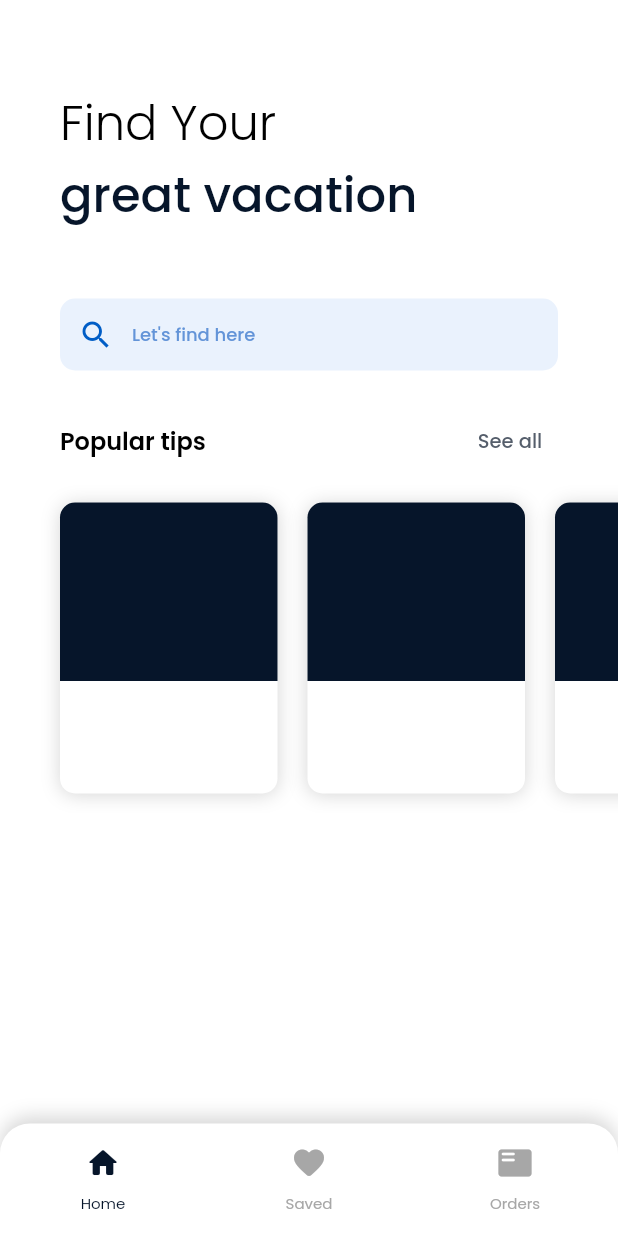
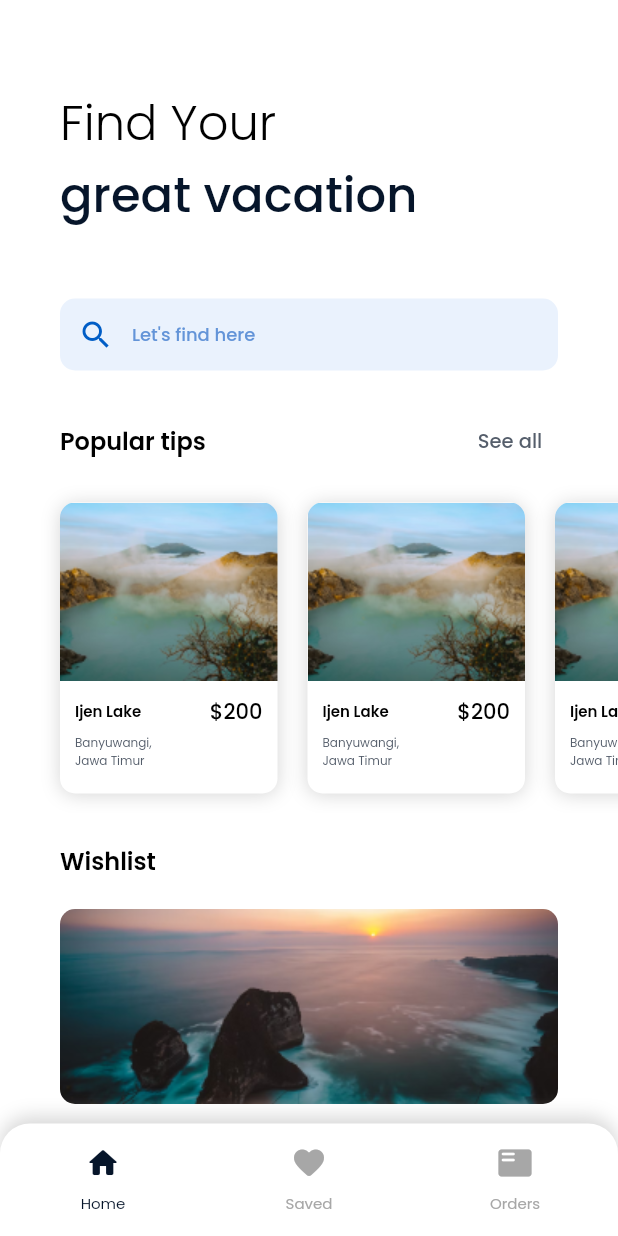
Before and after one commit to irvanalfaridzi/travel-app, a Flutter app: the screen it shows after launch, on a phone screen of 412 x 824 dp. Run offline on Flutter 3.47's test engine with Material 2 defaults, Android fonts, the phone set to English and light mode, and no system bars; our stand-ins replace google_fonts.

Commit message:
added wishlist item and image in popular tips

```diff
--- a/lib/ui/pages/home_page.dart
+++ b/lib/ui/pages/home_page.dart
@@ -29,6 +29,7 @@ class HomePage extends StatelessWidget {
           mainAxisAlignment: MainAxisAlignment.spaceAround,
           crossAxisAlignment: CrossAxisAlignment.center,
           children: [
+            // TODO: make a logic to change the page with setstate
             NavBarButtonItem(
               iconButton: Icons.home_rounded,
               textButton: "Home",
@@ -133,6 +134,7 @@ class HomePage extends StatelessWidget {
                 ),
               ),
               const SizedBox(height: 4),
+              // TODO: create dummy data for popular tips
               SizedBox(
                 width: MediaQuery.of(context).size.width,
                 height: 220,
@@ -142,47 +144,28 @@ class HomePage extends StatelessWidget {
                     scrollDirection: Axis.horizontal,
                     padding:
                         const EdgeInsets.only(left: 40, top: 13, bottom: 13),
-                    itemBuilder: (context, index) => Padding(
-                      padding: const EdgeInsets.only(right: 20),
-                      child: InkWell(
-                        onTap: () {
-                          // TODO: add navigation to detail vacation item
-                        },
-                        child: Container(
-                          width: 145,
-                          height: 194,
-                          decoration: BoxDecoration(
-                            borderRadius: BorderRadius.circular(10),
-                            color: AppColor.whiteColor,
-                            boxShadow: const [
-                              BoxShadow(
-                                blurRadius: 10,
-                                spreadRadius: 0,
-                                color: AppColor.shadowColor,
-                                offset: Offset(0, 1),
-                              )
-                            ],
-                          ),
-                          child: Column(
-                            children: [
-                              Container(
-                                height: 119,
-                                decoration: const BoxDecoration(
-                                  borderRadius: BorderRadius.only(
-                                    topLeft: Radius.circular(10),
-                                    topRight: Radius.circular(10),
-                                  ),
-                                  color: AppColor.darkBlueColor,
-                                ),
-                              )
-                            ],
-                          ),
-                        ),
-                      ),
-                    ),
+                    itemBuilder: (context, index) => const PopularCard(),
                   ),
                 ),
-              )
+              ),
+              const SizedBox(height: 20),
+              Padding(
+                padding: const EdgeInsets.only(left: 40.0, bottom: 20),
+                child: Text(
+                  "Wishlist",
+                  style: GoogleFonts.poppins(
+                    fontSize: 16,
+                    fontWeight: FontWeight.w600,
+                    color: AppColor.blackColor,
+                  ),
+                ),
+              ),
+              // TODO: create dummy data for wishlist
+              ...List.generate(
+                2,
+                (index) => const WishlistItem(),
+              ),
+              const SizedBox(height: 50),
             ],
           ),
         ),
--- /dev/null
+++ b/lib/ui/widgets/popular_card.dart
@@ -0,0 +1,91 @@
+part of 'widgets.dart';
+
+class PopularCard extends StatelessWidget {
+  const PopularCard({super.key});
+
+  @override
+  Widget build(BuildContext context) {
+    return Padding(
+      padding: const EdgeInsets.only(right: 20),
+      child: InkWell(
+        onTap: () {
+          // TODO: add navigation to detail vacation item
+        },
+        child: Container(
+          width: 145,
+          height: 194,
+          decoration: BoxDecoration(
+            borderRadius: BorderRadius.circular(10),
+            color: AppColor.whiteColor,
+            boxShadow: const [
+              BoxShadow(
+                blurRadius: 10,
+                spreadRadius: 0,
+                color: AppColor.shadowColor,
+                offset: Offset(0, 1),
+              )
+            ],
+          ),
+          child: Column(
+            crossAxisAlignment: CrossAxisAlignment.start,
+            children: [
+              Container(
+                height: 119,
+                decoration: const BoxDecoration(
+                  borderRadius: BorderRadius.only(
+                    topLeft: Radius.circular(10),
+                    topRight: Radius.circular(10),
+                  ),
+                  image: DecorationImage(
+                    image: AssetImage(
+                      "assets/images/vacation-1.png",
+                    ),
+                  ),
+                ),
+              ),
+              Padding(
+                padding: const EdgeInsets.only(left: 10.0, top: 10, right: 10),
+                child: Row(
+                  children: [
+                    Expanded(
+                      child: Padding(
+                        padding: const EdgeInsets.only(right: 8.0),
+                        child: Text(
+                          "Ijen Lake",
+                          style: GoogleFonts.poppins(
+                            fontSize: 10,
+                            fontWeight: FontWeight.w600,
+                            color: AppColor.blackColor,
+                          ),
+                        ),
+                      ),
+                    ),
+                    Text(
+                      "\$200",
+                      style: GoogleFonts.poppins(
+                        fontSize: 14,
+                        fontWeight: FontWeight.w500,
+                        color: AppColor.blackColor,
+                      ),
+                    ),
+                  ],
+                ),
+              ),
+              Padding(
+                padding: const EdgeInsets.only(top: 4, left: 10),
+                child: Text(
+                  "Banyuwangi,\nJawa Timur",
+                  style: GoogleFonts.poppins(
+                    fontSize: 8,
+                    fontWeight: FontWeight.w400,
+                    color: AppColor.darkGreyColor,
+                  ),
+                ),
+              )
+            ],
+          ),
+        ),
+      ),
+    );
+  }
+}
--- a/lib/ui/widgets/widgets.dart
+++ b/lib/ui/widgets/widgets.dart
@@ -3,3 +3,5 @@ import 'package:google_fonts/google_fonts.dart';
 import 'package:travel_app/util/color.dart';
 
 part 'navbar_button_item.dart';
+part 'popular_card.dart';
+part 'wishlist_item.dart';
--- /dev/null
+++ b/lib/ui/widgets/wishlist_item.dart
@@ -0,0 +1,132 @@
+part of 'widgets.dart';
+
+class WishlistItem extends StatelessWidget {
+  const WishlistItem({
+    super.key,
+  });
+
+  @override
+  Widget build(BuildContext context) {
+    return Padding(
+      padding: const EdgeInsets.only(left: 40, right: 40, bottom: 20),
+      child: InkWell(
+        onTap: () {},
+        child: Column(
+          crossAxisAlignment: CrossAxisAlignment.start,
+          children: [
+            Container(
+              width: MediaQuery.of(context).size.width,
+              height: 130,
+              decoration: BoxDecoration(
+                borderRadius: BorderRadius.circular(10),
+                image: const DecorationImage(
+                  image: AssetImage(
+                    "assets/images/vacation-3.png",
+                  ),
+                  fit: BoxFit.cover,
+                ),
+              ),
+            ),
+            const SizedBox(height: 12),
+            Row(
+              mainAxisAlignment: MainAxisAlignment.spaceBetween,
+              children: [
+                Column(
+                  crossAxisAlignment: CrossAxisAlignment.start,
+                  children: [
+                    Text(
+                      "Kelingking Beach",
+                      style: GoogleFonts.poppins(
+                        fontSize: 14,
+                        fontWeight: FontWeight.w600,
+                        color: AppColor.blackColor,
+                      ),
+                    ),
+                    const SizedBox(height: 2),
+                    Text(
+                      "Nusa Penida, Bali",
+                      style: GoogleFonts.poppins(
+                        fontSize: 13,
+                        fontWeight: FontWeight.w400,
+                        color: AppColor.darkGreyColor,
+                      ),
+                    ),
+                  ],
+                ),
+                Text(
+                  "\$400",
+                  style: GoogleFonts.poppins(
+                    fontSize: 20,
+                    fontWeight: FontWeight.w500,
+                    color: AppColor.blackColor,
+                  ),
+                ),
+              ],
+            ),
+            Row(
+              mainAxisAlignment: MainAxisAlignment.spaceBetween,
+              children: [
+                Row(
+                  children: [
+                    const Icon(
+                      Icons.people_sharp,
+                      color: AppColor.blueColor,
+                    ),
+                    const SizedBox(width: 10),
+                    Text(
+                      "10 peoples",
+                      style: GoogleFonts.poppins(
+                        fontSize: 11,
+                        fontWeight: FontWeight.w600,
+                        color: AppColor.blackColor,
+                      ),
+                    ),
+                  ],
+                ),
+                Row(
+                  children: [
+                    const Icon(
+                      Icons.access_time_rounded,
+                      color: AppColor.purpleColor,
+                    ),
+                    const SizedBox(width: 10),
+                    Text(
+                      "2 days",
+                      style: GoogleFonts.poppins(
+                        fontSize: 11,
+                        fontWeight: FontWeight.w600,
+                        color: AppColor.blackColor,
+                      ),
+                    ),
+                  ],
+                ),
+                Row(
+                  children: [
+                    const Icon(
+                      Icons.star,
+                      color: AppColor.yellowColor,
+                    ),
+                    const SizedBox(width: 10),
+                    Text(
+                      "4,3",
+                      style: GoogleFonts.poppins(
+                        fontSize: 11,
+                        fontWeight: FontWeight.w600,
+                        color: AppColor.blackColor,
+                      ),
+                    ),
+                  ],
+                ),
+              ],
+            ),
+            const SizedBox(height: 20),
+            const Divider(
+              height: 1,
+              color: AppColor.darkGreyColor,
+            ),
+          ],
+        ),
+      ),
+    );
+  }
+}
```
Also changed, not shown: pubspec.yaml (+2 -7 lines), assets/images/vacation-1.png (added), assets/images/vacation-2.png (added), assets/images/vacation-3.png (added), assets/images/vacation-4.png (added).
